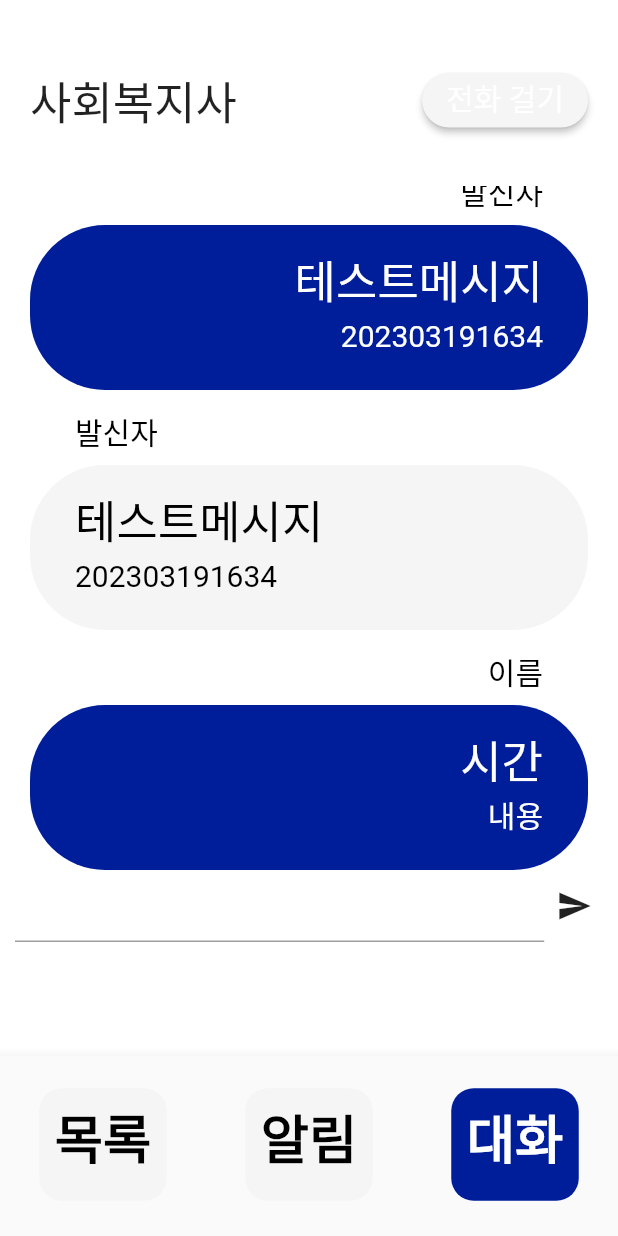
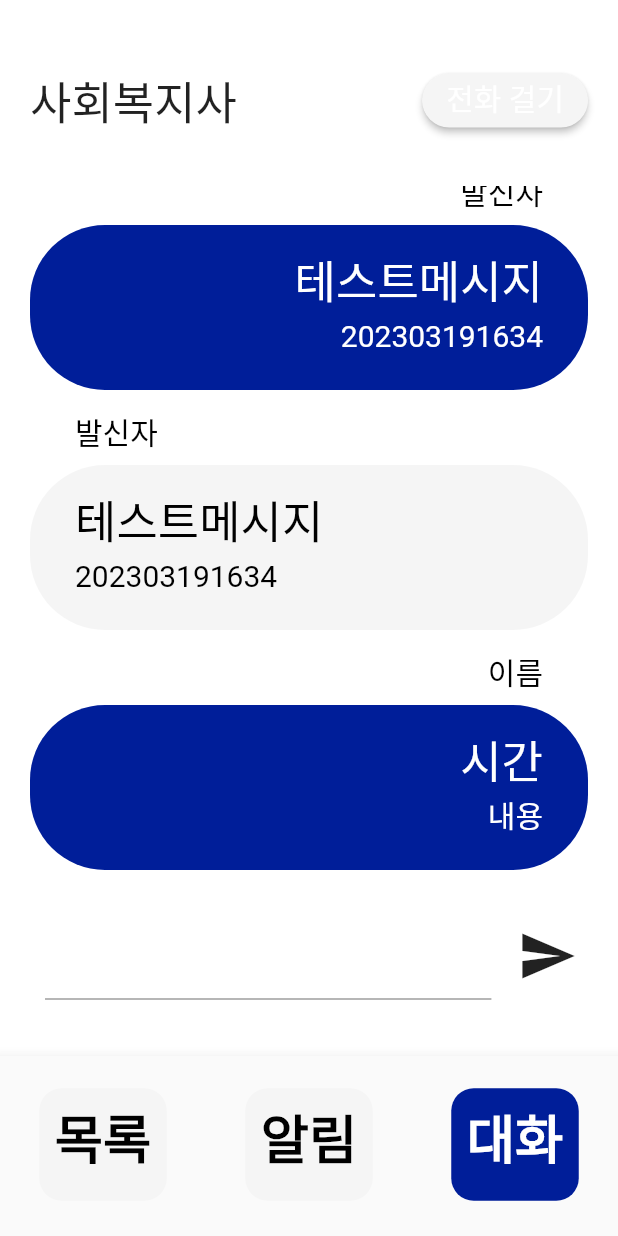
Before and after one commit to GDSC-CAU/Wiro-Flutter-App, a Flutter app: the screen it shows once a user with an empty profile is signed in, item 3 of the bottom bar chosen, after a tap on the "send" icon, on a phone screen of 412 x 824 dp. Run offline on Flutter 3.47's test engine with Material 2 defaults, Android fonts, the phone set to English and light mode, and no system bars; our stand-ins replace firebase_auth, firebase_core, google_sign_in; accounts and stored records are empty; generated files the repository leaves out were written again.

Commit message:
Update Chat Page : Applied Input Box Design

```diff
--- a/lib/pages/Base/Chat.dart
+++ b/lib/pages/Base/Chat.dart
@@ -243,22 +243,37 @@ class _ChatInputState extends State<ChatInput> {
 
   @override
   Widget build(BuildContext context) {
-    return Row(
+    return Padding(
+      padding: EdgeInsets.only(left: 20),
+      child: SizedBox(
+        height: double.infinity,
+        width: double.infinity,
+        child: Row(
           children: [
             Flexible(
-          flex: 9,
+                flex: 8,
                 child: TextField(
                   controller: inputController,
+                  style: const TextStyle(
+                      fontSize: 30
+                  ),
                 )
             ),
             Flexible(
-          flex: 1,
-            child: IconButton(onPressed: (){
+                flex: 2,
+                child: SizedBox(
+                  height: double.infinity,
+                  width: double.infinity,
+                  child: IconButton(
+                    onPressed: (){
                       print(inputController.text);
-            }, icon: const Icon(Icons.send)
+                    },
+                    icon: const Icon(Icons.send, size: 40.0),
+                  ),
                 )
             )
           ],
-    );
+        )
+      ));
   }
 }
```
Lines whose indentation alone changed are shown as unchanged.
